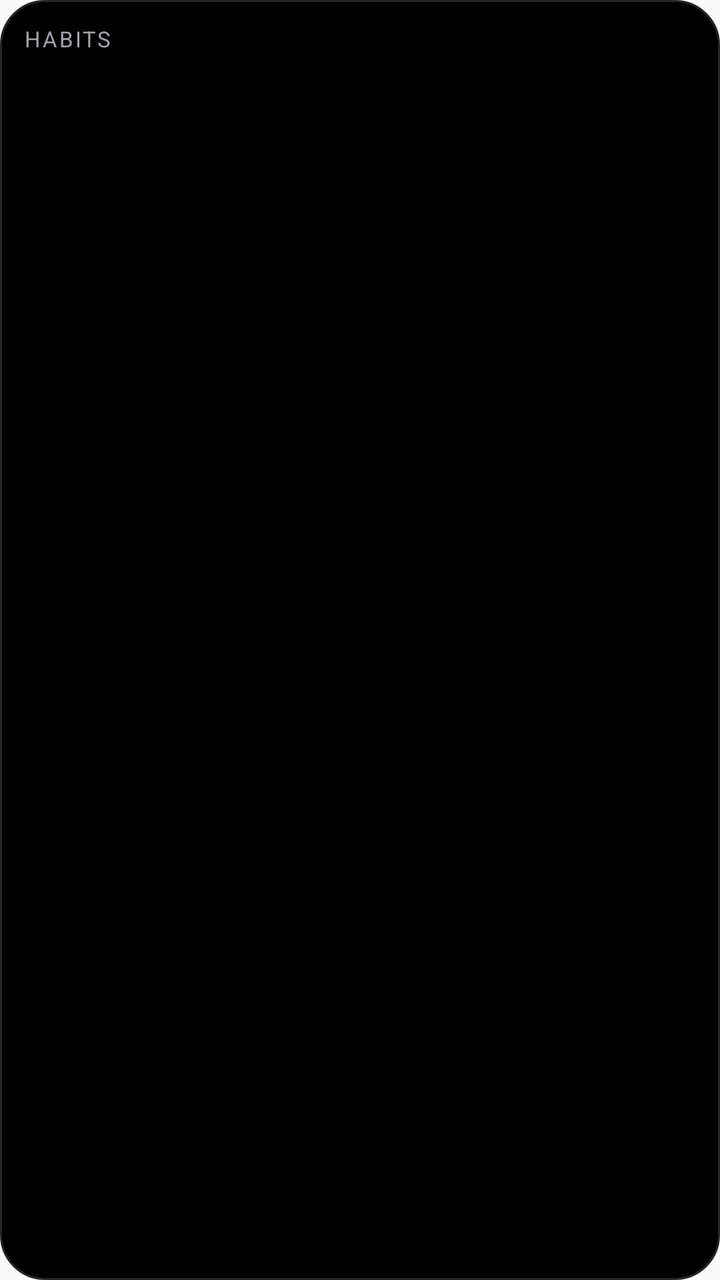
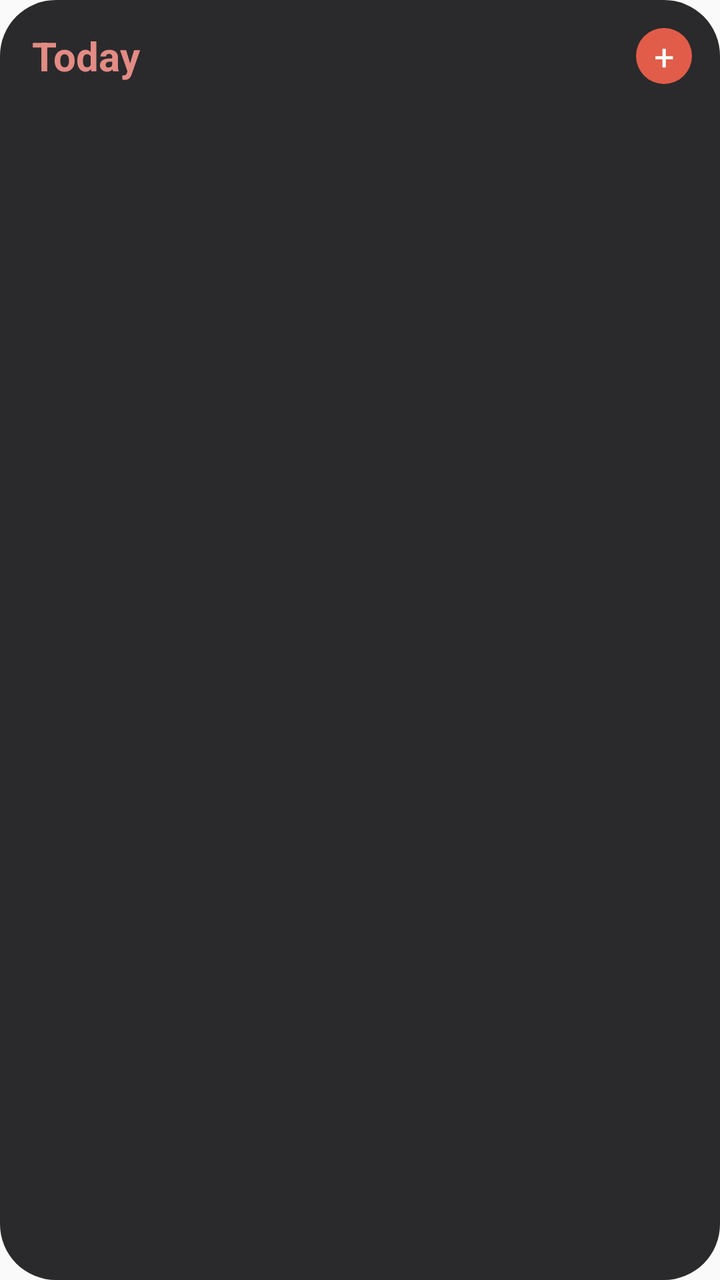

Two renders of the same Android screen: before a commit and after it. Below are the layout's source before the change and the commit's diff.
<!-- AndroidManifest.xml: application theme AppTheme -->
<!-- res/layout/widget_habits.xml -->
<?xml version="1.0" encoding="utf-8"?>
<LinearLayout xmlns:android="http://schemas.android.com/apk/res/android"
    android:id="@+id/widget_root"
    android:layout_width="match_parent"
    android:layout_height="match_parent"
    android:background="@drawable/widget_bg"
    android:orientation="vertical"
    android:padding="12dp">

    <TextView
        android:id="@+id/widget_kicker"
        android:layout_width="match_parent"
        android:layout_height="wrap_content"
        android:letterSpacing="0.08"
        android:text="HABITS"
        android:textAllCaps="true"
        android:textColor="#A1A1AA"
        android:textSize="11sp" />

    <ListView
        android:id="@+id/habit_list"
        android:layout_width="match_parent"
        android:layout_height="match_parent"
        android:layout_marginTop="8dp"
        android:divider="@android:color/transparent"
        android:dividerHeight="4dp" />

    <TextView
        android:id="@+id/habit_empty"
        android:layout_width="match_parent"
        android:layout_height="wrap_content"
        android:layout_marginTop="8dp"
        android:text="Nothing due. Open Vesper."
        android:textColor="#A1A1AA"
        android:textSize="13sp" />
</LinearLayout>
<!-- resources referenced by this layout -->
<resources>
  <!-- drawable widget_bg (drawable) -->
  <?xml version="1.0" encoding="utf-8"?>
  <shape xmlns:android="http://schemas.android.com/apk/res/android" android:shape="rectangle">
      <solid android:color="#000000" />
      <corners android:radius="22dp" />
      <stroke android:width="1dp" android:color="#27272A" />
  </shape>
  <style name="AppTheme" parent="Theme.AppCompat.Light.DarkActionBar">
          
          <item name="colorPrimary">@color/colorPrimary</item>
          <item name="colorPrimaryDark">@color/colorPrimaryDark</item>
          <item name="colorAccent">@color/colorAccent</item>
      </style>
</resources>

<!-- the commit's change to res/layout/widget_habits.xml (unified diff, before → after) -->
@@ -5,32 +5,52 @@
     android:layout_height="match_parent"
     android:background="@drawable/widget_bg"
     android:orientation="vertical"
-    android:padding="12dp">
+    android:paddingStart="16dp"
+    android:paddingTop="14dp"
+    android:paddingEnd="14dp"
+    android:paddingBottom="10dp">
 
-    <TextView
-        android:id="@+id/widget_kicker"
+    <LinearLayout
         android:layout_width="match_parent"
         android:layout_height="wrap_content"
-        android:letterSpacing="0.08"
-        android:text="HABITS"
-        android:textAllCaps="true"
-        android:textColor="#A1A1AA"
-        android:textSize="11sp" />
+        android:gravity="center_vertical"
+        android:orientation="horizontal">
+
+        <TextView
+            android:id="@+id/widget_kicker"
+            android:layout_width="0dp"
+            android:layout_height="wrap_content"
+            android:layout_weight="1"
+            android:text="Today"
+            android:textColor="#E38B84"
+            android:textSize="20sp"
+            android:textStyle="bold" />
+
+        <TextView
+            android:id="@+id/widget_add"
+            android:layout_width="28dp"
+            android:layout_height="28dp"
+            android:background="@drawable/widget_plus"
+            android:gravity="center"
+            android:text="+"
+            android:textColor="#FFFFFF"
+            android:textSize="18sp" />
+    </LinearLayout>
 
     <ListView
         android:id="@+id/habit_list"
         android:layout_width="match_parent"
         android:layout_height="match_parent"
-        android:layout_marginTop="8dp"
-        android:divider="@android:color/transparent"
-        android:dividerHeight="4dp" />
+        android:layout_marginTop="6dp"
+        android:divider="@drawable/widget_divider"
+        android:dividerHeight="1dp" />
 
     <TextView
         android:id="@+id/habit_empty"
         android:layout_width="match_parent"
         android:layout_height="wrap_content"
-        android:layout_marginTop="8dp"
+        android:layout_marginTop="12dp"
         android:text="Nothing due. Open Vesper."
         android:textColor="#A1A1AA"
-        android:textSize="13sp" />
+        android:textSize="14sp" />
 </LinearLayout>
<!-- resource entries referenced after the edit -->
@@ -3,9 +3,20 @@
   <!-- drawable widget_bg (drawable) -->
   <?xml version="1.0" encoding="utf-8"?>
   <shape xmlns:android="http://schemas.android.com/apk/res/android" android:shape="rectangle">
-      <solid android:color="#000000" />
-      <corners android:radius="22dp" />
-      <stroke android:width="1dp" android:color="#27272A" />
+      <solid android:color="#2A2A2C" />
+      <corners android:radius="28dp" />
+  </shape>
+  <!-- drawable widget_divider (drawable) -->
+  <?xml version="1.0" encoding="utf-8"?>
+  <shape xmlns:android="http://schemas.android.com/apk/res/android" android:shape="rectangle">
+      <size android:height="1dp" />
+      <solid android:color="#3A3A3E" />
+  </shape>
+  <!-- drawable widget_plus (drawable) -->
+  <?xml version="1.0" encoding="utf-8"?>
+  <shape xmlns:android="http://schemas.android.com/apk/res/android" android:shape="oval">
+      <solid android:color="#E25C4A" />
+      <size android:width="28dp" android:height="28dp" />
   </shape>
   <style name="AppTheme" parent="Theme.AppCompat.Light.DarkActionBar">
           
